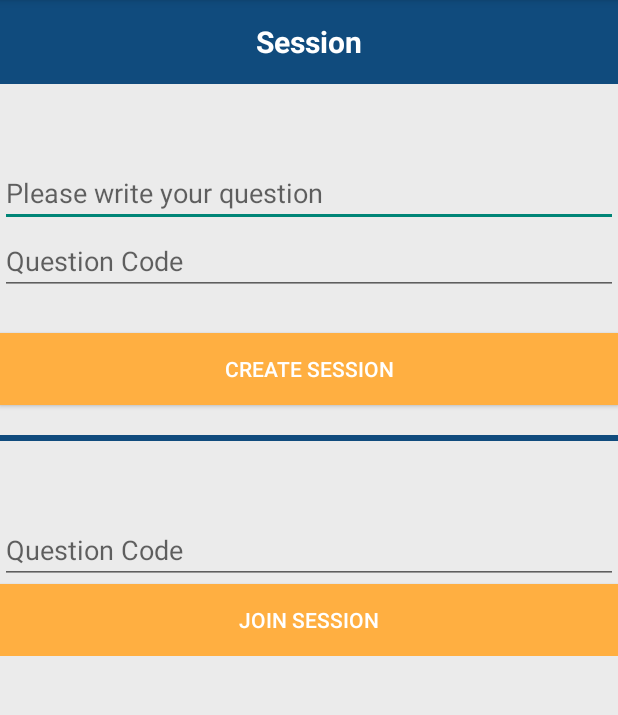
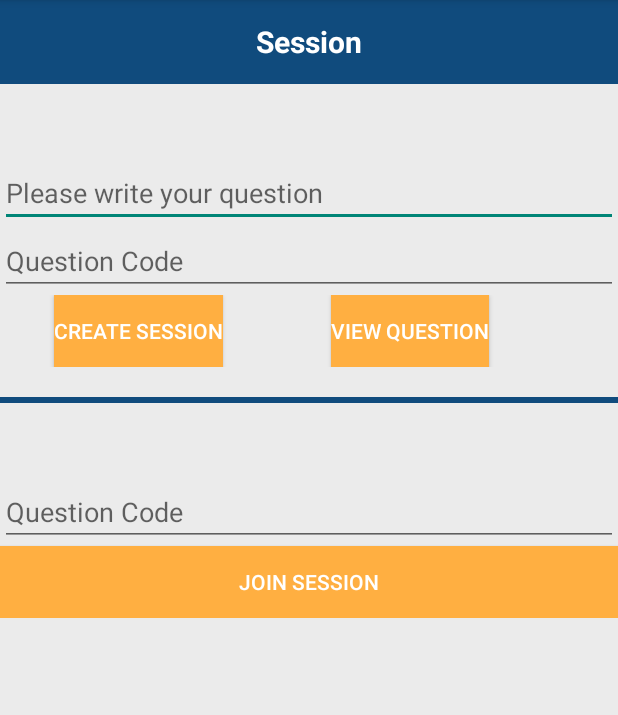
Before and after one commit to roland1997/PlanningPoker, an Android app: the SessionActivity screen opened directly, with no data from a screen before it, on a phone screen of 412 x 824 dp, the part 84-799 px from its top. Run offline under Robolectric (Android 15) with nearby library versions, the phone set to English and light mode, and no system bars; our stand-ins replace Firebase (no records; nobody signed in at launch, a user with empty details on screens opened directly).

Commit message:
Create QuestionView Button

```diff
--- a/app/src/main/java/com/example/planningpoker/SessionActivity.java
+++ b/app/src/main/java/com/example/planningpoker/SessionActivity.java
@@ -20,7 +20,7 @@ import com.google.firebase.database.ValueEventListener;
 import static java.lang.Thread.sleep;
 
 public class SessionActivity extends AppCompatActivity {
-    Button buttonCreateSession,buttonJoinSession;
+    Button buttonCreateSession,buttonJoinSession, viewQuestionButton;
     EditText textQuestion,numberQCode;
     EditText getNumberQCodeJoin;
 
@@ -40,7 +40,31 @@ public class SessionActivity extends AppCompatActivity {
 
         joinSession();
 
+        viewQuestion();
 
+
+    }
+
+    private void viewQuestion() {
+        Log.d("question", "alma");
+
+        viewQuestionButton.setOnClickListener(new View.OnClickListener() {
+            @Override
+            public void onClick(View v) {
+
+                code = numberQCode.getText().toString().trim();
+
+                if(!code.isEmpty()) {
+                    //clear();
+                    //database = FirebaseDatabase.getInstance();
+                    //myRef = database.getReference("Session").child(code);
+
+                    openActivityQuestionRoom(code);
+                }
+                else
+                Toast.makeText(getApplicationContext(),"Kérem irja be a szoba kodot!", Toast.LENGTH_SHORT).show();
+            }
+        });
     }
 
     private void createSession(){
@@ -118,6 +142,7 @@ public class SessionActivity extends AppCompatActivity {
     buttonCreateSession = findViewById(R.id.sCreateButton);
     getNumberQCodeJoin = findViewById(R.id.sQuestionCodeJoin);
     buttonJoinSession = findViewById(R.id.sJoinSession);
+    viewQuestionButton = findViewById(R.id.viewButton);
 
 
     }
--- a/app/src/main/res/layout/activity_session.xml
+++ b/app/src/main/res/layout/activity_session.xml
@@ -46,14 +46,40 @@
                 android:hint="@string/questionCode"
                 android:inputType="number" />
 
-            <Button
-                android:id="@+id/sCreateButton"
+            <androidx.constraintlayout.widget.ConstraintLayout
                 android:layout_width="match_parent"
-                android:layout_height="wrap_content"
-                android:layout_marginTop="25dp"
-                android:background="@color/colorOrange"
-                android:text="@string/createSession"
-                android:textColor="@color/colorWhite" />
+                android:layout_height="match_parent">
+
+                <Button
+                    android:id="@+id/sCreateButton"
+                    android:layout_width="wrap_content"
+                    android:layout_height="wrap_content"
+                    android:layout_marginStart="36dp"
+                    android:layout_marginLeft="36dp"
+                    android:background="@color/colorOrange"
+                    android:text="@string/createSession"
+                    android:textColor="@color/colorWhite"
+                    app:layout_constraintBottom_toBottomOf="parent"
+                    app:layout_constraintStart_toStartOf="parent"
+                    app:layout_constraintTop_toTopOf="parent"
+                    app:layout_constraintVertical_bias="0.0" />
+
+                <Button
+                    android:id="@+id/viewButton"
+                    android:layout_width="wrap_content"
+                    android:layout_height="wrap_content"
+                    android:layout_marginStart="72dp"
+                    android:layout_marginLeft="20dp"
+                    android:background="@color/colorOrange"
+                    android:text="@string/view_question"
+                    android:textColor="@color/colorWhite"
+                    app:layout_constraintBottom_toBottomOf="parent"
+                    app:layout_constraintEnd_toEndOf="parent"
+                    app:layout_constraintHorizontal_bias="0.0"
+                    app:layout_constraintStart_toEndOf="@+id/sCreateButton"
+                    app:layout_constraintTop_toTopOf="parent"
+                    app:layout_constraintVertical_bias="0.0" />
+            </androidx.constraintlayout.widget.ConstraintLayout>
 
             <View
                 android:layout_width="wrap_content"
--- a/app/src/main/res/values/strings.xml
+++ b/app/src/main/res/values/strings.xml
@@ -21,5 +21,6 @@
 
     <string name="codeString">Code</string>
     <string name="questionString">Question</string>
+    <string name="view_question">View question</string>
 
 </resources>
```
Also changed, not shown: app/src/main/res/layout/activity_vote.xml (+18 -21 lines).
